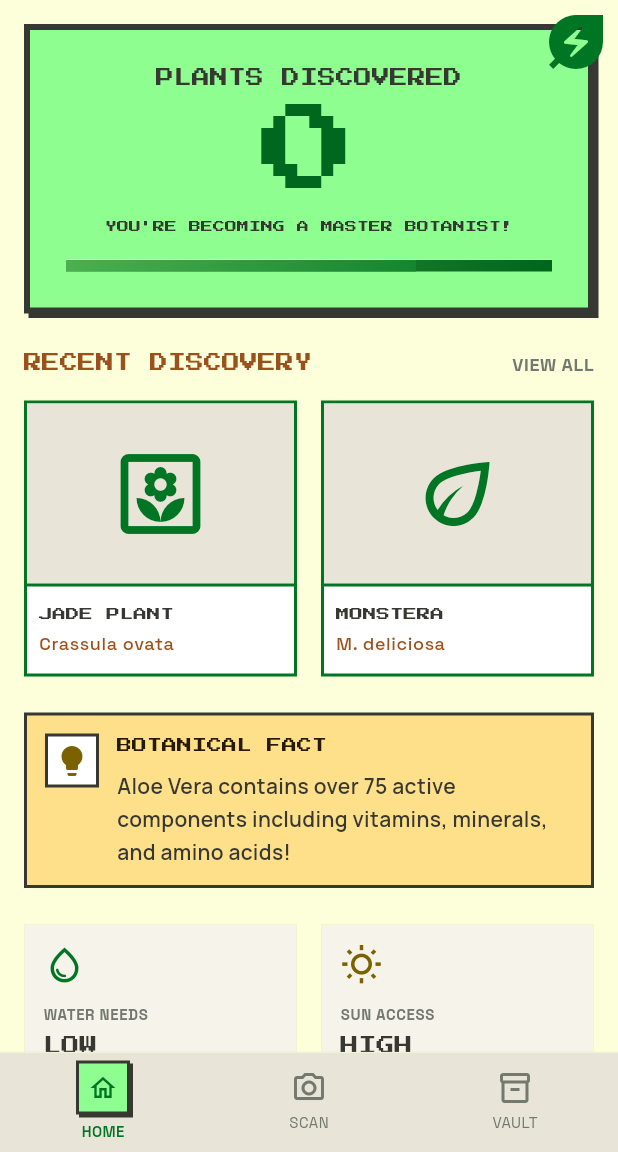
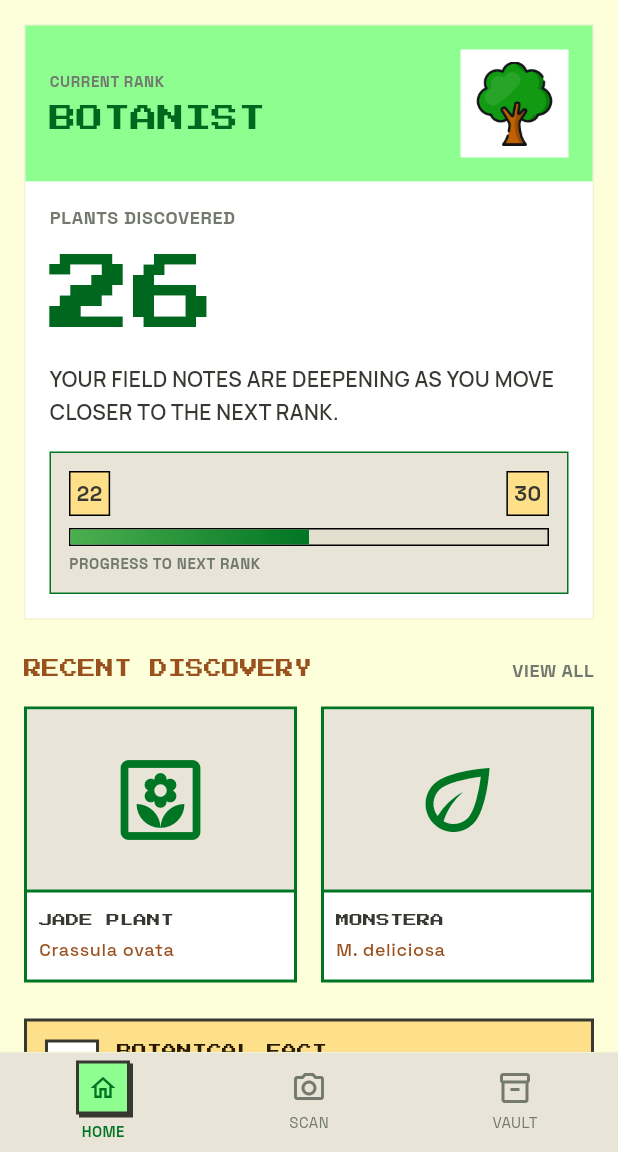
Before and after one commit to samyakrajgruhi/Floradex, a Flutter app: the screen it shows after launch, on a phone screen of 412 x 824 dp, the part 84-1236 px from its top. Run offline on Flutter 3.47's test engine with Material 3 defaults, Android fonts, the phone set to English and light mode, and no system bars; our stand-ins replace camera, flutter_dotenv, google_fonts, hive, hive_flutter, image_picker; missing offline and left inert: langchain, langchain_google; accounts and stored records are empty.

Commit message:
Refactor DashboardPage to StatefulWidget and enhance rank display with progress bar

```diff
--- a/lib/screens/dashboard.dart
+++ b/lib/screens/dashboard.dart
@@ -2,9 +2,23 @@ import 'package:floradex/models/user_info.dart';
 import 'package:floradex/theme/app_theme.dart';
 import 'package:flutter/material.dart';
 
-class DashboardPage extends StatelessWidget {
+class DashboardPage extends StatefulWidget {
   final UserInfo user;
-  const DashboardPage({required this.user,super.key});
+  const DashboardPage({required this.user, super.key});
+
+  @override
+  State<DashboardPage> createState() => _DashboardPageState();
+}
+
+class _DashboardPageState extends State<DashboardPage> {
+  static const String _currentRankTitle = 'BOTANIST';
+  static const String _currentRankIcon = 'assets/icons/botanist.png';
+  static const int _plantsDiscovered = 26;
+  static const String _dashboardSentence =
+      'YOUR FIELD NOTES ARE DEEPENING AS YOU MOVE CLOSER TO THE NEXT RANK.';
+  static const int _previousRankThreshold = 22;
+  static const int _nextRankThreshold = 30;
+  static const double _progressToNextRank = 0.5;
 
   @override
   Widget build(BuildContext context) {
@@ -27,64 +41,184 @@ class DashboardPage extends StatelessWidget {
   }
 
   Widget _buildHeroCard(BuildContext context) {
-    return Stack(
-      clipBehavior: Clip.none,
+    return FloraGhostBorder(
+      child: Container(
+        width: double.infinity,
+        color: AppTheme.surfaceContainerLow,
+        child: Column(
+          crossAxisAlignment: CrossAxisAlignment.stretch,
           children: [
             Container(
-          width: double.infinity,
-          decoration: BoxDecoration(
               color: AppTheme.primaryContainer,
-            border: Border.all(color: AppTheme.onSurface, width: 4),
-            boxShadow: const [
-              BoxShadow(color: AppTheme.onSurface, offset: Offset(3, 3)),
+              padding: const EdgeInsets.all(AppTheme.space4),
+              child: Row(
+                crossAxisAlignment: CrossAxisAlignment.center,
+                children: [
+                  Expanded(
+                    child: Column(
+                      crossAxisAlignment: CrossAxisAlignment.start,
+                      children: [
+                        Text(
+                          'CURRENT RANK',
+                          style: Theme.of(context).textTheme.labelSmall
+                              ?.copyWith(
+                                fontWeight: FontWeight.bold,
+                                color: AppTheme.outline,
+                              ),
+                        ),
+                        const SizedBox(height: AppTheme.space1),
+                        Text(
+                          _currentRankTitle,
+                          style: Theme.of(context).textTheme.displayMedium
+                              ?.copyWith(
+                                color: AppTheme.primaryDim,
+                                fontSize: 18,
+                              ),
+                        ),
                       ],
                     ),
-          padding: const EdgeInsets.all(AppTheme.space6),
+                  ),
+                  Container(
+                    color: AppTheme.surfaceContainerLowest,
+                    padding: const EdgeInsets.all(AppTheme.space2),
+                    child: Image.asset(
+                      _currentRankIcon,
+                      width: 56,
+                      height: 56,
+                      fit: BoxFit.contain,
+                    ),
+                  ),
+                ],
+              ),
+            ),
+            Container(
+              color: AppTheme.surfaceContainerLowest,
+              padding: const EdgeInsets.all(AppTheme.space4),
               child: Column(
+                crossAxisAlignment: CrossAxisAlignment.stretch,
+                children: [
+                  Expanded(
+                    child: Column(
+                      crossAxisAlignment: CrossAxisAlignment.start,
                       children: [
                         Text(
                           'PLANTS DISCOVERED',
-                style: Theme.of(context).textTheme.displayMedium?.copyWith(
-                  color: AppTheme.onSurface,
-                  fontSize: 12,
+                          style: Theme.of(context).textTheme.labelMedium
+                              ?.copyWith(
+                                fontWeight: FontWeight.bold,
+                                color: AppTheme.outline,
                               ),
-                textAlign: TextAlign.center,
                         ),
-              const SizedBox(height: AppTheme.space2),
+                        const SizedBox(height: AppTheme.space4),
                         Text(
-                "${user.userProgress}",
-                style: Theme.of(context).textTheme.displayLarge?.copyWith(
+                          '$_plantsDiscovered',
+                          style: Theme.of(context).textTheme.displayLarge
+                              ?.copyWith(
                                 color: AppTheme.primaryDim,
-                  fontSize: 64,
+                                fontSize: 56,
                                 height: 1.0,
                               ),
-                textAlign: TextAlign.center,
                         ),
-              const SizedBox(height: AppTheme.space3),
-              Text(
-                "YOU'RE BECOMING A MASTER BOTANIST!",
-                style: Theme.of(context).textTheme.displaySmall?.copyWith(
-                  fontSize: 8,
-                  color: AppTheme.onSurface,
-                  height: 1.5,
-                ),
-                textAlign: TextAlign.center,
-              ),
-              const SizedBox(height: AppTheme.space4),
-              const FloraProgressBar(value: 0.72),
                       ],
                     ),
                   ),
-        Positioned(
-          top: -12,
-          right: -12,
-          child: Icon(
-            Icons.energy_savings_leaf,
-            size: 48,
-            color: AppTheme.primary,
+                  const SizedBox(height: AppTheme.space4),
+                  Text(
+                    _dashboardSentence,
+                    style: Theme.of(context).textTheme.bodyMedium?.copyWith(
+                      fontWeight: FontWeight.w600,
+                      color: AppTheme.onSurface,
+                    ),
+                  ),
+                  const SizedBox(height: AppTheme.space4),
+                  _buildRankProgressBar(context),
+                ],
               ),
             ),
           ],
+        ),
+      ),
+    );
+  }
+
+  Widget _buildRankProgressBar(BuildContext context) {
+    return Container(
+      decoration: BoxDecoration(
+        color: AppTheme.surfaceContainerHigh,
+        border: Border.all(color: AppTheme.primary),
+      ),
+
+      padding: const EdgeInsets.all(AppTheme.space3),
+      child: Column(
+        crossAxisAlignment: CrossAxisAlignment.stretch,
+        children: [
+          Row(
+            mainAxisAlignment: MainAxisAlignment.spaceBetween,
+            children: [
+              Container(
+                decoration: BoxDecoration(
+                  color: AppTheme.tertiaryContainer,
+                  border: Border.all(color: Colors.black),
+                ),
+                padding: EdgeInsetsGeometry.all(4),
+                child: Text(
+                  '$_previousRankThreshold',
+                  style: Theme.of(context).textTheme.labelSmall?.copyWith(
+                    fontSize: 14,
+                    fontWeight: FontWeight.bold,
+                    color: AppTheme.onSurface,
+                  ),
+                ),
+              ),
+              Container(
+                padding: EdgeInsets.all(4),
+                decoration: BoxDecoration(
+                  color: AppTheme.tertiaryContainer,
+                  border: Border.all(color: Colors.black),
+                ),
+                child: Text(
+                  '$_nextRankThreshold',
+                  style: Theme.of(context).textTheme.labelSmall?.copyWith(
+                    fontSize: 14,
+                    fontWeight: FontWeight.bold,
+                    color: AppTheme.onSurface,
+                    backgroundColor: AppTheme.tertiaryContainer,
+                  ),
+                ),
+              ),
+            ],
+          ),
+          const SizedBox(height: AppTheme.space2),
+          Container(
+            height: 12,
+            decoration: BoxDecoration(
+              color: AppTheme.surfaceContainerHighest,
+              border: Border.all(color: Colors.black),
+            ),
+            child: FractionallySizedBox(
+              alignment: Alignment.centerLeft,
+              widthFactor: _progressToNextRank,
+              child: Container(
+                decoration: const BoxDecoration(
+                  gradient: LinearGradient(
+                    colors: [Color(0xFF4CAF50), AppTheme.primary],
+                    begin: Alignment.centerLeft,
+                    end: Alignment.centerRight,
+                  ),
+                ),
+              ),
+            ),
+          ),
+          const SizedBox(height: AppTheme.space1),
+          Text(
+            'PROGRESS TO NEXT RANK',
+            style: Theme.of(context).textTheme.labelSmall?.copyWith(
+              color: AppTheme.outline,
+              fontWeight: FontWeight.bold,
+            ),
+          ),
+        ],
+      ),
     );
   }
 
```
Lines whose indentation alone changed are shown as unchanged.
